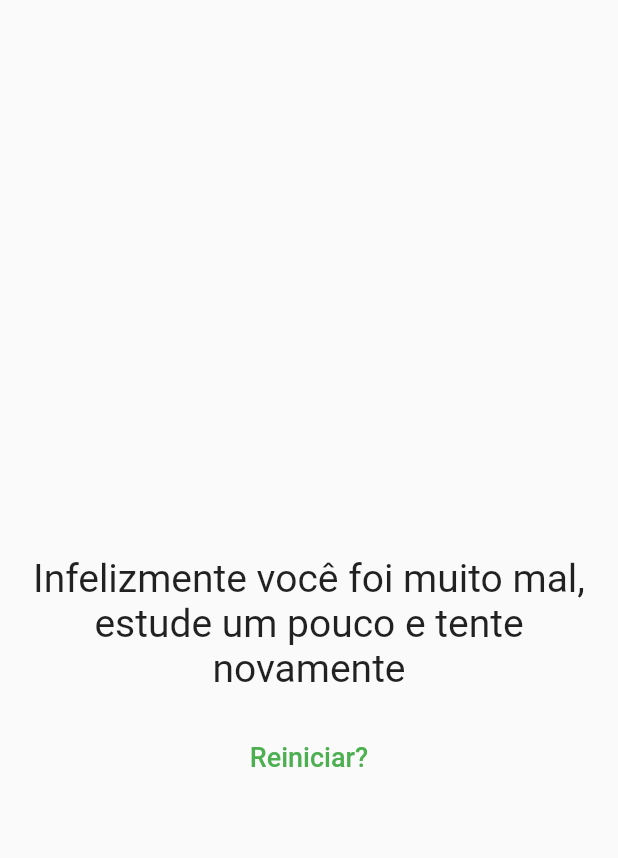
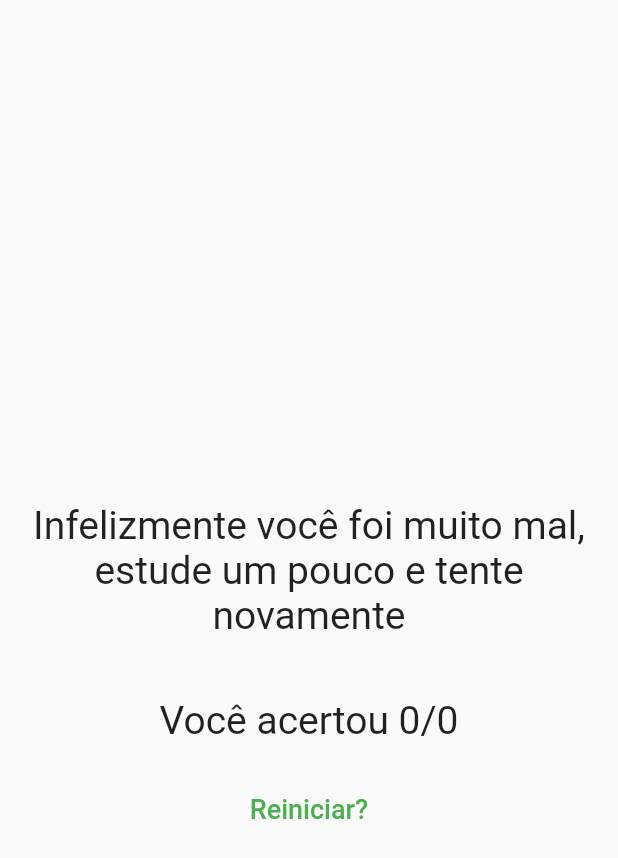
Before and after one commit to AssertPlus/go-qa, a Flutter app: the Resultado screen opened directly with empty values, on a phone screen of 412 x 824 dp. Shown: the top 858 px of the screen. Run offline on Flutter 3.47's test engine with Material 2 defaults, Android fonts, the phone set to English and light mode, and no system bars.

```diff
--- a/lib/questions.dart
+++ b/lib/questions.dart
@@ -113,7 +113,7 @@ class _QuestionsState extends State<Questions> {
                 perguntaSelecionada: _perguntaSelecionada,
                 quandoResponder: _responder,
               )
-            : Resultado(_pontuacaoTotal, _reiniciarQuestionario, widget.name),
+            : Resultado(_pontuacaoTotal, _reiniciarQuestionario, widget.name, _perguntas.length),
       ),
     );
   }
--- a/lib/resultado.dart
+++ b/lib/resultado.dart
@@ -4,13 +4,14 @@ class Resultado extends StatelessWidget {
   final int pontuacao;
   final void Function() quandoReiniciarQuestionario;
   final String name;
+  final int _perguntas;
 
-  Resultado(this.pontuacao, this.quandoReiniciarQuestionario, this.name);
+  Resultado(this.pontuacao, this.quandoReiniciarQuestionario, this.name, this._perguntas);
 
   String get fraseResultado {
     if (pontuacao > 4) {
       return 'Excelente!';
-    } else if (pontuacao > 1 && pontuacao < 5) {
+    } else if (pontuacao > 2 && pontuacao < 5) {
       return 'Parabéns, você foi bem nos testes!';
     } else {
       return 'Infelizmente você foi muito mal, estude um pouco e tente novamente';
@@ -40,6 +41,14 @@ class Resultado extends StatelessWidget {
                     style: TextStyle(fontSize: 26),
                     textAlign: TextAlign.center,
                   ),
+                ),
+                Padding(
+                  padding: const EdgeInsets.all(20),
+                  child: Text(
+                    'Você acertou $pontuacao/$_perguntas',
+                    style: TextStyle(fontSize: 26),
+                    textAlign: TextAlign.center,
+                  ),
                 )
               ],
             ),
```
Also changed, not shown: 9 other files.
